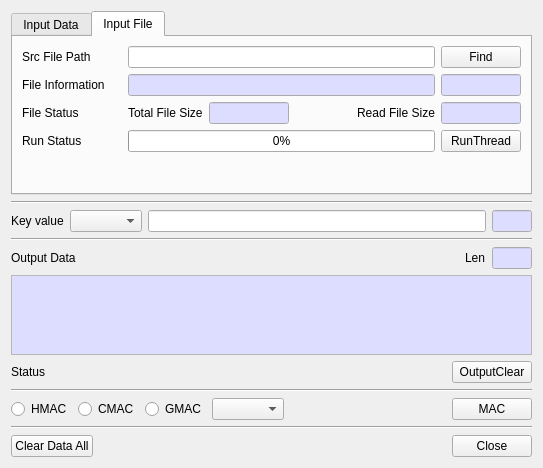
The window that BerEditor/gen_mac_dlg.ui (jykim74/BerEditor) describes before a commit, drawn with Qt 5.
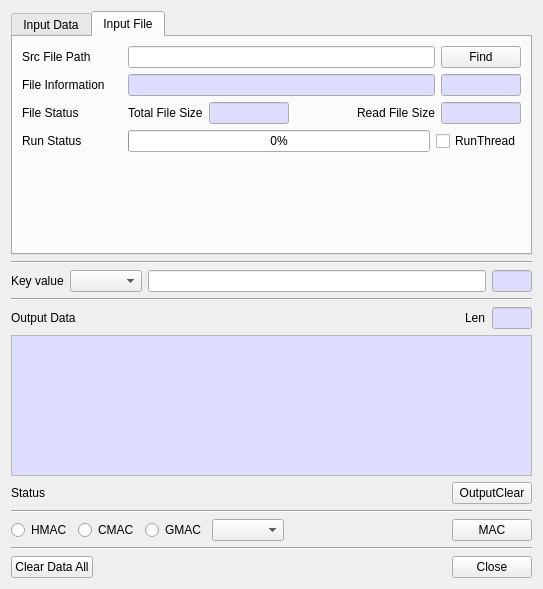
The same window after the commit.

```diff
--- a/BerEditor/gen_mac_dlg.ui
+++ b/BerEditor/gen_mac_dlg.ui
@@ -7,7 +7,7 @@
     <x>0</x>
     <y>0</y>
     <width>543</width>
-    <height>468</height>
+    <height>589</height>
    </rect>
   </property>
   <property name="windowTitle">
@@ -555,7 +555,7 @@
           </widget>
          </item>
          <item row="0" column="2">
-          <widget class="QPushButton" name="mRunThreadBtn">
+          <widget class="QCheckBox" name="mRunThreadCheck">
            <property name="text">
             <string>RunThread</string>
            </property>
```
Left out of the diff: 14 changed lines with no effect on the pictures.
